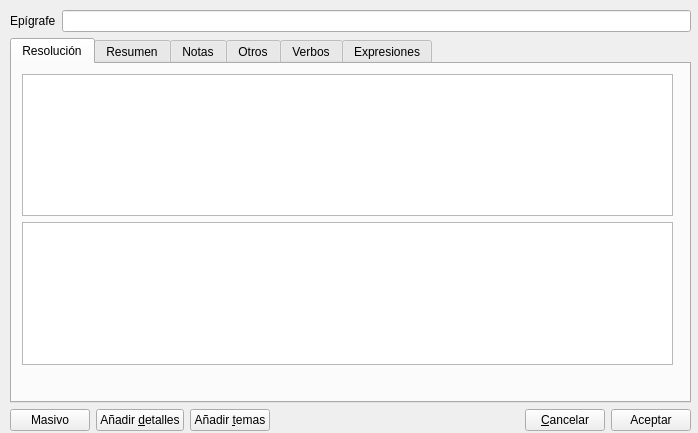
Above: gui/dlgnuevaresolucion.ui from rogorido/qtpredicadores before the change. Below: the same form after it.
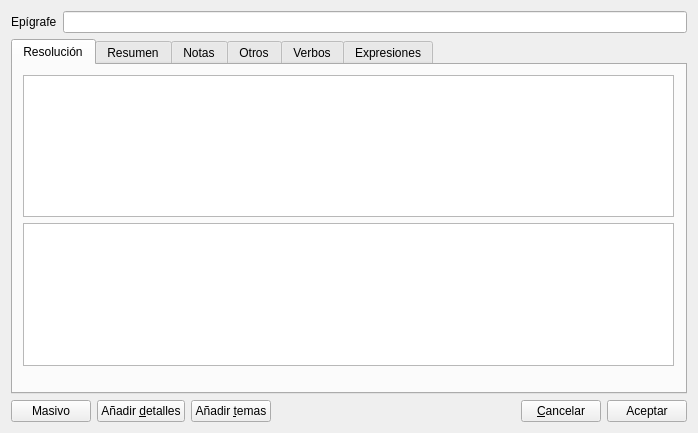
That is the form after the change. Icons and pictures are not drawn. Custom widgets are drawn as their Qt base class.

Commit message: Transformando a QWidget antiguos otros QDialog

Diff of the .ui file:
```diff
--- a/gui/dlgnuevaresolucion.ui
+++ b/gui/dlgnuevaresolucion.ui
@@ -1,7 +1,7 @@
 <?xml version="1.0" encoding="UTF-8"?>
 <ui version="4.0">
  <class>dlgNuevaResolucion</class>
- <widget class="QDialog" name="dlgNuevaResolucion">
+ <widget class="QWidget" name="dlgNuevaResolucion">
   <property name="geometry">
    <rect>
     <x>0</x>
@@ -13,14 +13,9 @@
   <property name="windowTitle">
    <string>Nueva resolución</string>
   </property>
-  <widget class="QWidget" name="layoutWidget">
-   <property name="geometry">
-    <rect>
-     <x>10</x>
-     <y>10</y>
-     <width>681</width>
-     <height>421</height>
-    </rect>
+  <property name="windowIcon">
+   <iconset resource="../icons.qrc">
+    <normaloff>:/icons/icons/resolution.png</normaloff>:/icons/icons/resolution.png</iconset>
    </property>
    <layout class="QVBoxLayout" name="verticalLayout_2">
     <item>
@@ -439,7 +434,6 @@
     </item>
    </layout>
   </widget>
- </widget>
  <customwidgets>
   <customwidget>
    <class>myQLineEdit</class>
```
Left out of the diff: 4 changed lines with no effect on the pictures. Lines whose indentation alone changed are shown as unchanged. The commit also changes 14 other files.
